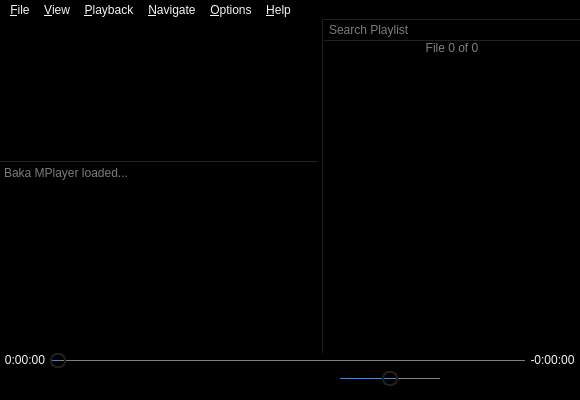
Above: Baka MPlayer/ui/mainwindow.ui from u8sand/Baka-MPlayer before the change. Below: the same form after it.
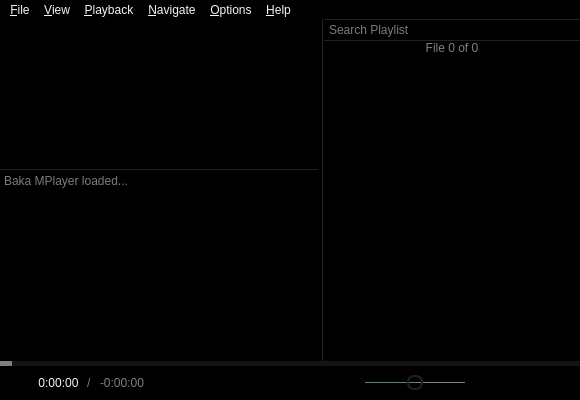
That is the form after the change. Icons and pictures are not drawn. Custom widgets are drawn as their Qt base class.

Commit message: mainwindow.ui: seekbar fully spans horizontally

Patch:
```diff
--- a/Baka MPlayer/ui/mainwindow.ui
+++ b/Baka MPlayer/ui/mainwindow.ui
@@ -21,18 +21,21 @@
     <normaloff>:/img/logo.ico</normaloff>:/img/logo.ico</iconset>
   </property>
   <property name="styleSheet">
-   <string notr="true">QWidget, QMenuBar, QMenuBar::item {
+   <string notr="true">QWidget {
+	font-family: &quot;Open Sans&quot;;
 	background: black;
 	color: whitesmoke;
-	font-family: 	&quot;Open Sans&quot;;
 }
 
+/* QMenuBar and stuff */
+
+QMenuBar, QMenuBar::item {
+	background: black;
+}
 QMenuBar::item:selected {
 	background: #424242;
 }
 
-/* QMenu */
-
 QMenu {
 	background: #212121;
     border: 1px solid #424242;
@@ -73,7 +76,7 @@
 }
 
 #playlistWidget::item::alternate {
-	background: black;
+	background: #141414;
 }
 
 /* outputTextEdit */
@@ -83,6 +86,20 @@
 	border-top: 1px solid #212121;
 }
 
+/* seekbarLayoutWidget */
+
+#seekbarLayoutWidget {
+	padding-top: 10px;
+	border-top: 1px solid #212121;
+}
+
+/* time labels */
+
+#seperatorLabel,
+#remainingLabel {
+	color: gray;
+}
+
 /* QScrollBar:vertical */
 
 QScrollBar:vertical {
@@ -367,86 +384,40 @@
        <property name="bottomMargin">
         <number>0</number>
        </property>
-       <item>
-        <widget class="QLabel" name="durationLabel">
-         <property name="sizePolicy">
-          <sizepolicy hsizetype="MinimumExpanding" vsizetype="Fixed">
-           <horstretch>0</horstretch>
-           <verstretch>0</verstretch>
-          </sizepolicy>
-         </property>
-         <property name="maximumSize">
-          <size>
-           <width>50</width>
-           <height>16777215</height>
-          </size>
-         </property>
-         <property name="text">
-          <string>0:00:00</string>
-         </property>
-         <property name="alignment">
-          <set>Qt::AlignCenter</set>
-         </property>
-        </widget>
-       </item>
        <item>
         <widget class="CustomSlider" name="seekBar">
          <property name="enabled">
           <bool>false</bool>
          </property>
+         <property name="sizePolicy">
+          <sizepolicy hsizetype="Expanding" vsizetype="Fixed">
+           <horstretch>0</horstretch>
+           <verstretch>0</verstretch>
+          </sizepolicy>
+         </property>
          <property name="styleSheet">
-          <string notr="true">QSlider::groove:horizontal {
-	background: gray;
-	height: 1px;
-}
-QSlider::sub-page:horizontal {
-	background: dodgerblue;
+          <string notr="true">QSlider {
+	height: 5px;
 }
 QSlider::handle:horizontal {
-	background: qlineargradient(x1: 0, y1: 0, x2: 0, y2: 1,
-					stop: 0 silver, stop: 1 darkgray);
-	border: 2px solid #202020;
-	border-radius: 7px;
-	margin: -7px 0;
+	background: gray;
 	width: 12px;
+}
+QSlider::groove:horizontal {
+	background: #141414;
+}
+QSlider::sub-page:horizontal {
+	background: #607d8b;
 }</string>
          </property>
          <property name="maximum">
           <number>1000000</number>
          </property>
-         <property name="sliderPosition">
-          <number>0</number>
-         </property>
          <property name="orientation">
           <enum>Qt::Horizontal</enum>
          </property>
         </widget>
        </item>
-       <item>
-        <widget class="QLabel" name="remainingLabel">
-         <property name="sizePolicy">
-          <sizepolicy hsizetype="MinimumExpanding" vsizetype="Fixed">
-           <horstretch>0</horstretch>
-           <verstretch>0</verstretch>
-          </sizepolicy>
-         </property>
-         <property name="maximumSize">
-          <size>
-           <width>55</width>
-           <height>16777215</height>
-          </size>
-         </property>
-         <property name="toolTip">
-          <string>Click to change between total and remaining time</string>
-         </property>
-         <property name="text">
-          <string>-0:00:00</string>
-         </property>
-         <property name="alignment">
-          <set>Qt::AlignCenter</set>
-         </property>
-        </widget>
-       </item>
       </layout>
      </widget>
     </item>
@@ -466,13 +437,13 @@
         <number>14</number>
        </property>
        <property name="topMargin">
-        <number>0</number>
+        <number>6</number>
        </property>
        <property name="rightMargin">
         <number>14</number>
        </property>
        <property name="bottomMargin">
-        <number>10</number>
+        <number>6</number>
        </property>
        <item>
         <widget class="OpenButton" name="openButton">
@@ -510,37 +481,44 @@
         </widget>
        </item>
        <item>
-        <widget class="QPushButton" name="voiceButton">
+        <widget class="QLabel" name="durationLabel">
          <property name="sizePolicy">
-          <sizepolicy hsizetype="Fixed" vsizetype="Fixed">
+          <sizepolicy hsizetype="Preferred" vsizetype="Fixed">
            <horstretch>0</horstretch>
            <verstretch>0</verstretch>
           </sizepolicy>
          </property>
-         <property name="maximumSize">
-          <size>
-           <width>16</width>
-           <height>16</height>
-          </size>
+         <property name="text">
+          <string>0:00:00</string>
          </property>
-         <property name="cursor">
-          <cursorShape>PointingHandCursor</cursorShape>
+         <property name="alignment">
+          <set>Qt::AlignCenter</set>
+         </property>
+        </widget>
+       </item>
+       <item>
+        <widget class="QLabel" name="seperatorLabel">
+         <property name="text">
+          <string>/</string>
+         </property>
+        </widget>
+       </item>
+       <item>
+        <widget class="QLabel" name="remainingLabel">
+         <property name="sizePolicy">
+          <sizepolicy hsizetype="Preferred" vsizetype="Fixed">
+           <horstretch>0</horstretch>
+           <verstretch>0</verstretch>
+          </sizepolicy>
          </property>
          <property name="toolTip">
           <string>Voice Command</string>
          </property>
-         <property name="icon">
-          <iconset resource="../rsclist.qrc">
-           <normaloff>:/img/disabled_mic.svg</normaloff>:/img/disabled_mic.svg</iconset>
+         <property name="text">
+          <string>-0:00:00</string>
          </property>
-         <property name="iconSize">
-          <size>
-           <width>16</width>
-           <height>16</height>
-          </size>
-         </property>
-         <property name="flat">
-          <bool>true</bool>
+         <property name="alignment">
+          <set>Qt::AlignCenter</set>
          </property>
         </widget>
        </item>
@@ -562,22 +540,6 @@
          <property name="spacing">
           <number>8</number>
          </property>
-         <item>
-          <spacer name="horizontalSpacer">
-           <property name="orientation">
-            <enum>Qt::Horizontal</enum>
-           </property>
-           <property name="sizeType">
-            <enum>QSizePolicy::Fixed</enum>
-           </property>
-           <property name="sizeHint" stdset="0">
-            <size>
-             <width>40</width>
-             <height>20</height>
-            </size>
-           </property>
-          </spacer>
-         </item>
          <item>
           <widget class="QPushButton" name="rewindButton">
            <property name="enabled">
@@ -744,7 +706,7 @@
 	height: 1px;
 }
 QSlider::sub-page:horizontal {
-	background: dodgerblue;
+	background: #607d8b;
 }
 QSlider::handle:horizontal {
 	background: qlineargradient(x1: 0, y1: 0, x2: 0, y2: 1,
```
Left out of the diff: 15 changed lines with no effect on the pictures. The commit also changes 8 other files.
